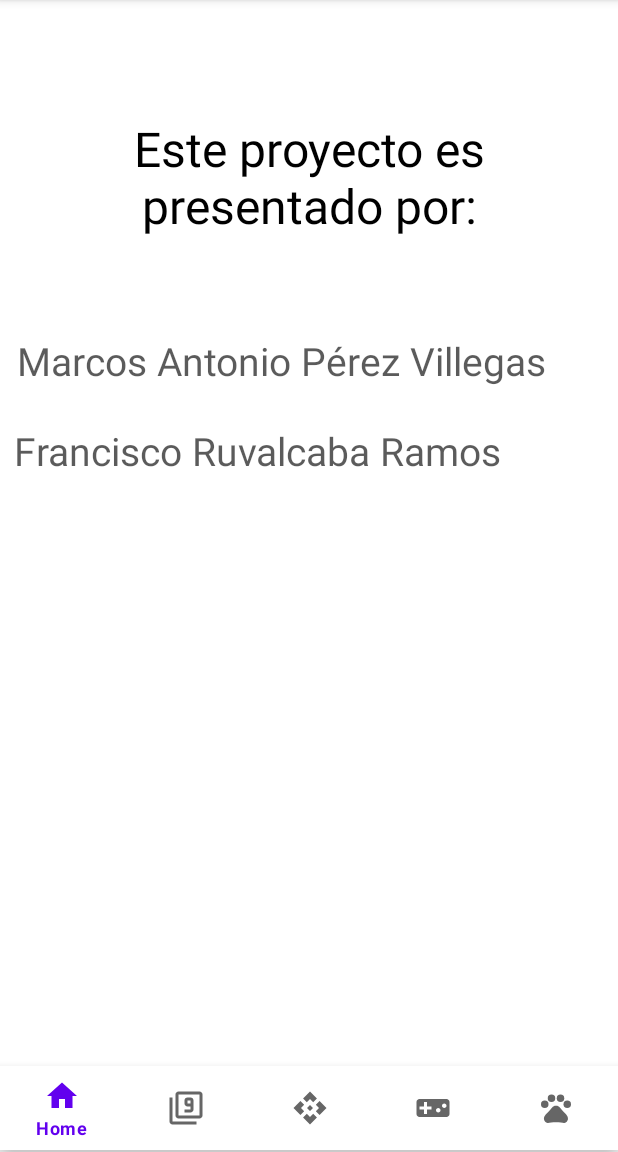
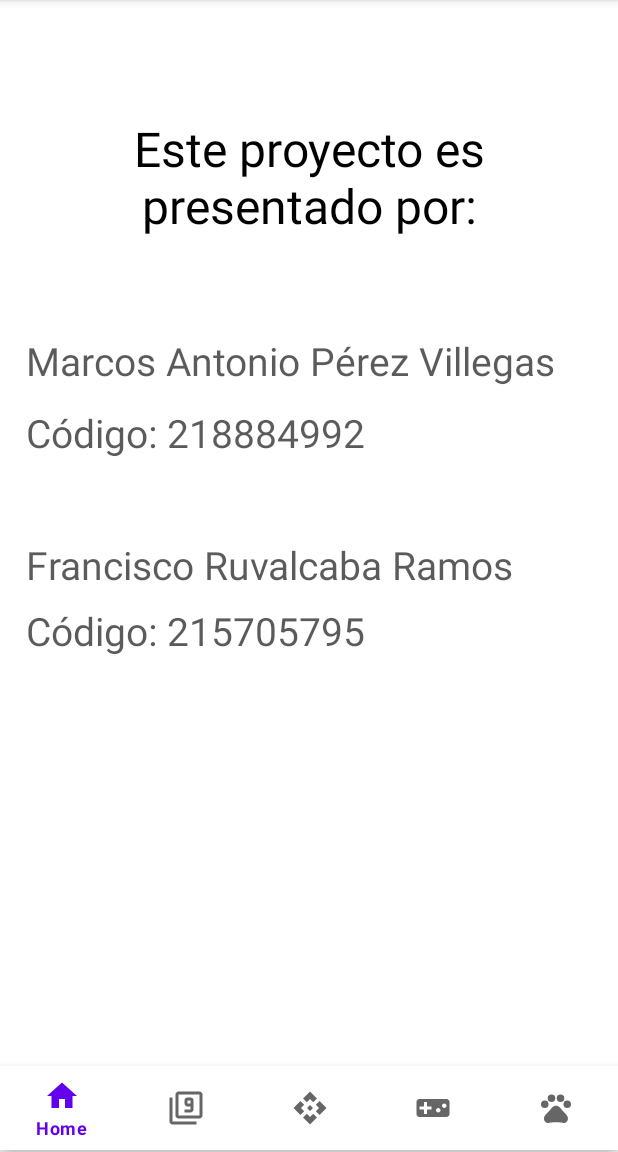
Before and after one commit to MarcosPerezVillegas/ProyectoFinal, an Android app: the screen it shows after launch (MainActivity), on a phone screen of 412 x 824 dp, the part 84-1236 px from its top. Run offline under Robolectric (Android 15) with nearby library versions, the phone set to English and light mode, and no system bars; our stand-ins replace navigation-ui.

Commit message:
Presentación

```diff
--- a/app/src/main/res/layout/fragment_inicio.xml
+++ b/app/src/main/res/layout/fragment_inicio.xml
@@ -7,22 +7,45 @@
     tools:context=".InicioFragment">
 
     <TextView
-        android:id="@+id/textView11"
-        android:layout_width="363dp"
+        android:id="@+id/textView14"
+        android:layout_width="369dp"
         android:layout_height="44dp"
-        android:layout_marginStart="8dp"
-        android:layout_marginTop="124dp"
-        android:text="Francisco Ruvalcaba Ramos"
+        android:layout_marginStart="16dp"
+        android:layout_marginTop="112dp"
+        android:text="Código: 218884992"
         android:textColor="#A4000000"
         android:textSize="26sp"
         app:layout_constraintStart_toStartOf="parent"
         app:layout_constraintTop_toBottomOf="@+id/textView8" />
 
     <TextView
-        android:id="@+id/textView9"
+        android:id="@+id/textView13"
         android:layout_width="363dp"
         android:layout_height="44dp"
-        android:layout_marginStart="10dp"
+        android:layout_marginStart="16dp"
+        android:text="Código: 215705795"
+        android:textColor="#A4000000"
+        android:textSize="26sp"
+        app:layout_constraintStart_toStartOf="parent"
+        app:layout_constraintTop_toBottomOf="@+id/textView11" />
+
+    <TextView
+        android:id="@+id/textView11"
+        android:layout_width="363dp"
+        android:layout_height="44dp"
+        android:layout_marginStart="16dp"
+        android:layout_marginTop="44dp"
+        android:text="Francisco Ruvalcaba Ramos"
+        android:textColor="#A4000000"
+        android:textSize="26sp"
+        app:layout_constraintStart_toStartOf="parent"
+        app:layout_constraintTop_toBottomOf="@+id/textView14" />
+
+    <TextView
+        android:id="@+id/textView9"
+        android:layout_width="369dp"
+        android:layout_height="44dp"
+        android:layout_marginStart="16dp"
         android:layout_marginTop="64dp"
         android:text="Marcos Antonio Pérez Villegas"
         android:textColor="#A4000000"
```
